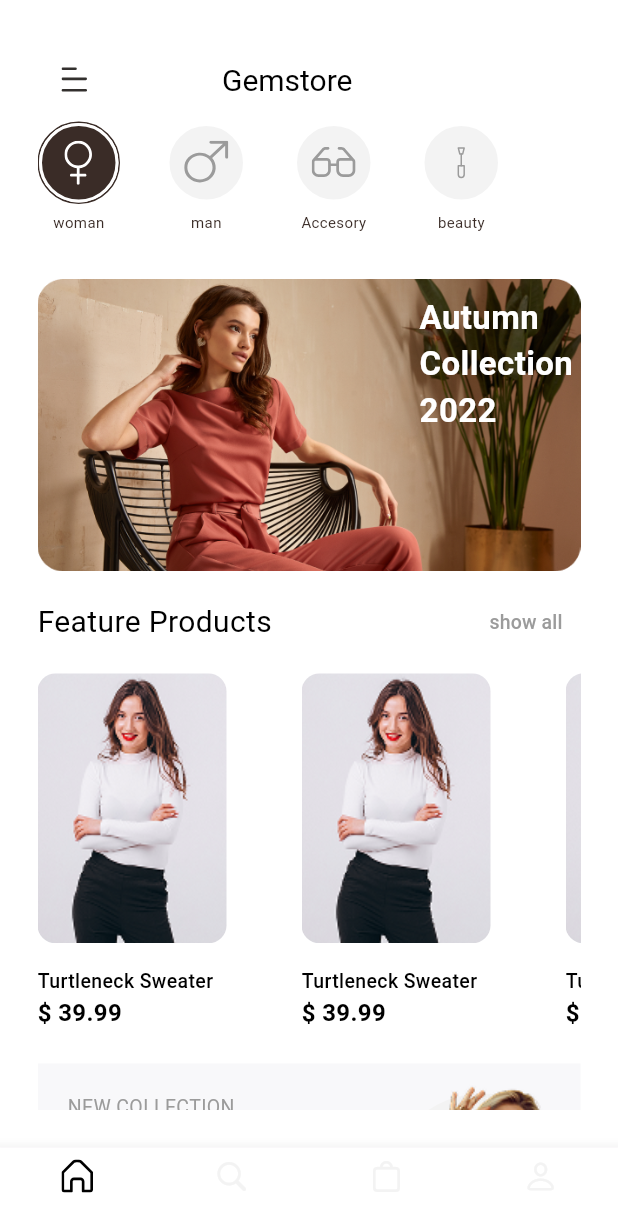
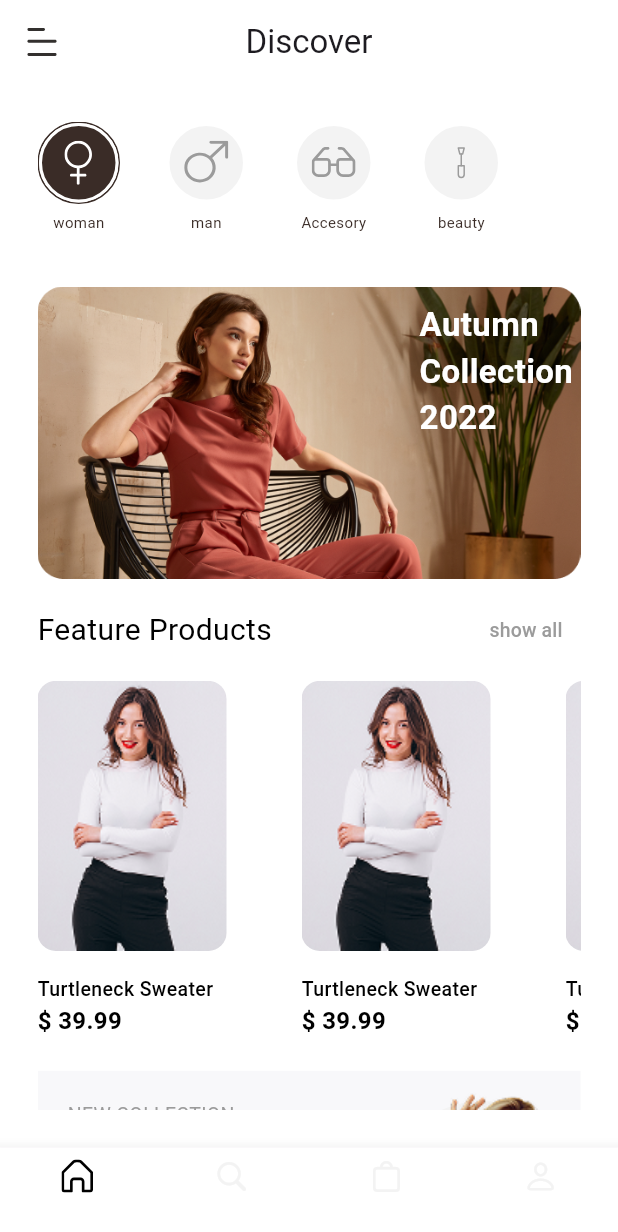
Before and after one commit to Reem-Ashraf/Monitor-Ship-Project, a Flutter app: the screen it shows after launch, on a phone screen of 412 x 824 dp. Shown: the top 1232 px of the screen. Run offline on Flutter 3.47's test engine with Material 3 defaults, Android fonts, the phone set to English and light mode, and no system bars; our stand-ins replace bloc, flutter_svg; Roboto replaces fonts that are missing (ProductSans, ProductSansLight, ProductSansMedium).

Commit message:
add sapcing in column rather than sizedbox and app appBar rather cutom appBar

```diff
--- a/lib/features/home/presentation/screens/home_screen.dart
+++ b/lib/features/home/presentation/screens/home_screen.dart
@@ -1,12 +1,14 @@
 import 'package:flutter/material.dart';
+import 'package:flutter_svg/svg.dart';
+import 'package:monitor_ship_project/core/utils/constants/app_assets.dart';
 import 'package:monitor_ship_project/core/utils/constants/colors.dart';
-import 'package:monitor_ship_project/features/home/presentation/widgets/custom_app_bar.dart';
 import 'package:monitor_ship_project/features/home/presentation/widgets/home_image.dart';
 import 'package:monitor_ship_project/features/home/presentation/widgets/home_image_two.dart';
 import 'package:monitor_ship_project/features/home/presentation/widgets/home_row_text.dart';
 import 'package:monitor_ship_project/features/home/presentation/widgets/list_category_item.dart';
 import 'package:monitor_ship_project/features/home/presentation/widgets/list_product_item.dart';
 import 'package:monitor_ship_project/features/home/presentation/widgets/recommended_item_list_view.dart';
+import 'package:monitor_ship_project/features/home/presentation/widgets/top_collection_row.dart';
 
 class Homescreen extends StatelessWidget {
   const Homescreen({super.key});
@@ -15,31 +17,34 @@ class Homescreen extends StatelessWidget {
   Widget build(BuildContext context) {
     return Scaffold(
       backgroundColor: AppColors.white,
+      appBar: AppBar(
+        leading: Transform.scale(
+          scale: .35,
+          child: SvgPicture.asset(
+            AppAssets.icon,
+            height: 18,
+            width: 17,
+          ),
+        ),
+        centerTitle: true,
+        backgroundColor: AppColors.white,
+        title: Text('Discover'),
+        actions: [Container()],
+      ),
       body: Padding(
         padding: const EdgeInsets.all(25.0),
         child: SingleChildScrollView(
           child: Column(
             crossAxisAlignment: CrossAxisAlignment.start,
+            spacing: 10,
             children: [
-              const CustomAppBar(text: 'Gemstore',),
+              //  const CustomAppBar(text: 'Gemstore',),
               const CategoryItemListView(),
-              const SizedBox(
-                height: 5,
-              ),
               const HomeImage(),
-              const SizedBox(
-                height: 10,
-              ),
               const CustomFeatureProductsRow(
                 text: 'Feature Products',
               ),
-              const SizedBox(
-                height: 10,
-              ),
               const ProductItemListView(),
-              const SizedBox(
-                height: 10,
-              ),
               const HomeImage2(
                 text1: 'NEW COLLECTION',
                 text2: 'HANG OUT',
@@ -49,61 +54,28 @@ class Homescreen extends StatelessWidget {
               const CustomFeatureProductsRow(
                 text: 'Recommended',
               ),
-              const SizedBox(
-                height: 10,
-              ),
+
               const RecommendedItemListView(),
-              const SizedBox(
-                height: 10,
-              ),
+
               const CustomFeatureProductsRow(
                 text: 'Top Collection',
               ),
-              const SizedBox(
-                height: 10,
-              ),
+
               const HomeImage2(
                 text1: 'Sale up to 40%',
                 text2: 'FOR SLIM ',
                 image: 'assets/images/image 48.png',
                 text3: '& BEAUTY',
               ),
-              const SizedBox(
-                height: 15,
-              ),
+
               const HomeImage2(
                 text1: 'Summer Collection 2021',
                 text2: 'Most sexy  ',
                 image: 'assets/images/image 69.png',
                 text3: '&design',
               ),
-              const SizedBox(
-                height: 15,
-              ),
-              Row(
-                children: [
-                  Expanded(
-                    child: Container(
-                      height: 200,
-                      decoration: BoxDecoration(
 
-                        borderRadius: BorderRadius.circular(12), ),
-                      child: Image.asset('assets/images/banner 3.png'),
-                    ),
-                  ),
-                    Expanded(
-                      child: Container(
-                                      height: 200,
-                                     // width: 200,
-                                      decoration: BoxDecoration(
-
-                                        borderRadius: BorderRadius.circular(12), ),
-                                      child: Image.asset('assets/images/banner 4.png'),
-                                    ),
-                    ),
-                ],
-              ),
-
+              TopCollectionRow(),
             ],
           ),
         ),
```
